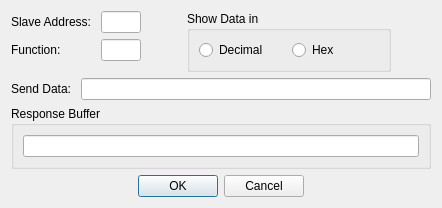
The window that omodscan/dialogs/dialogusermsg.ui (sanny32/OpenModScan) describes before a commit, drawn with Qt 5.
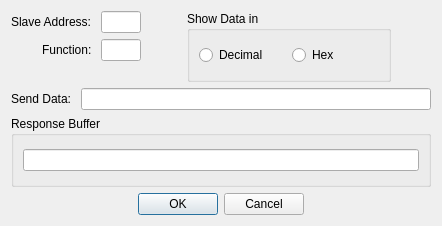
The same window after the commit. Custom widgets are drawn as their Qt base class.

```diff
--- a/omodscan/dialogs/dialogusermsg.ui
+++ b/omodscan/dialogs/dialogusermsg.ui
@@ -7,7 +7,7 @@
     <x>0</x>
     <y>0</y>
     <width>442</width>
-    <height>200</height>
+    <height>226</height>
    </rect>
   </property>
   <property name="windowTitle">
@@ -18,6 +18,9 @@
     <layout class="QHBoxLayout" name="horizontalLayout_3">
      <item>
       <layout class="QFormLayout" name="formLayout">
+       <property name="labelAlignment">
+        <set>Qt::AlignRight|Qt::AlignTrailing|Qt::AlignVCenter</set>
+       </property>
        <item row="0" column="0">
         <widget class="QLabel" name="labelSlaveAddress">
          <property name="text">
```
